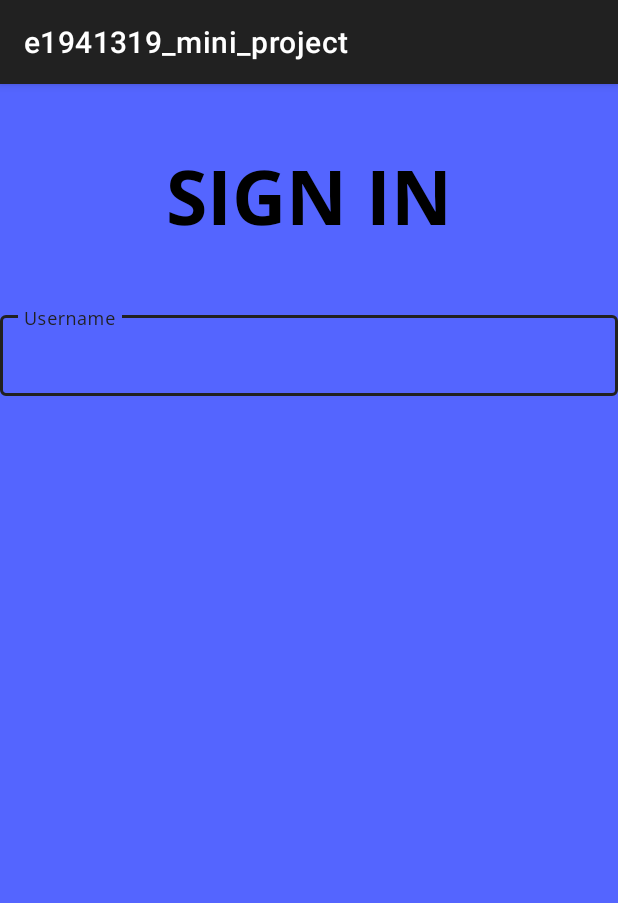
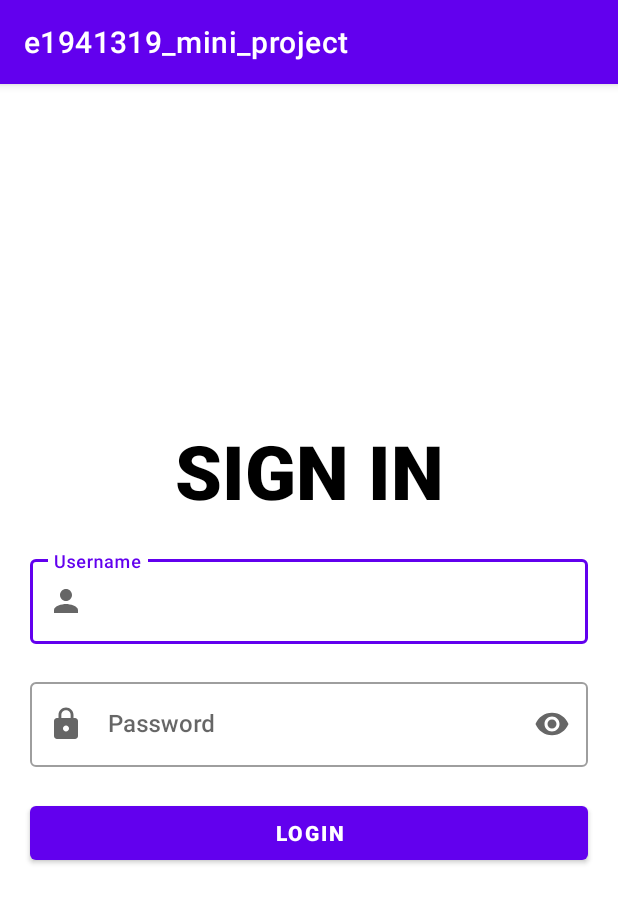
Before and after one commit to shevanfernando/e1941319-mini-project, an Android app: the screen it shows after launch (Login), on a phone screen of 412 x 824 dp. Shown: the top 903 px of the screen. Run offline under Robolectric (Android 15) with nearby library versions, the phone set to English and light mode, and no system bars.

Commit message:
implement login

```diff
--- a/app/src/main/java/com/example/e1941319_mini_project/Login.java
+++ b/app/src/main/java/com/example/e1941319_mini_project/Login.java
@@ -1,7 +1,9 @@
 package com.example.e1941319_mini_project;
 
 import androidx.appcompat.app.AppCompatActivity;
+
 import android.os.Bundle;
+import android.view.View;
 
 public class Login extends AppCompatActivity {
 
@@ -10,4 +12,8 @@ public class Login extends AppCompatActivity {
         super.onCreate(savedInstanceState);
         setContentView(R.layout.login);
     }
+
+    public void onLoginClick(View view) {
+
+    }
 }
--- /dev/null
+++ b/app/src/main/res/drawable/ic_password.xml
@@ -0,0 +1,10 @@
+<vector xmlns:android="http://schemas.android.com/apk/res/android"
+    android:width="24dp"
+    android:height="24dp"
+    android:viewportWidth="24"
+    android:viewportHeight="24"
+    android:tint="?attr/colorControlNormal">
+  <path
+      android:fillColor="@color/text_hint"
+      android:pathData="M18,8h-1L17,6c0,-2.76 -2.24,-5 -5,-5S7,3.24 7,6v2L6,8c-1.1,0 -2,0.9 -2,2v10c0,1.1 0.9,2 2,2h12c1.1,0 2,-0.9 2,-2L20,10c0,-1.1 -0.9,-2 -2,-2zM12,17c-1.1,0 -2,-0.9 -2,-2s0.9,-2 2,-2 2,0.9 2,2 -0.9,2 -2,2zM15.1,8L8.9,8L8.9,6c0,-1.71 1.39,-3.1 3.1,-3.1 1.71,0 3.1,1.39 3.1,3.1v2z"/>
+</vector>
--- a/app/src/main/res/font/open_sans.xml
+++ /dev/null
@@ -1,7 +0,0 @@
-<?xml version="1.0" encoding="utf-8"?>
-<font-family xmlns:app="http://schemas.android.com/apk/res-auto"
-        app:fontProviderAuthority="com.google.android.gms.fonts"
-        app:fontProviderPackage="com.google.android.gms"
-        app:fontProviderQuery="Open Sans"
-        app:fontProviderCerts="@array/com_google_android_gms_fonts_certs">
-</font-family>
--- a/app/src/main/res/font/open_sans_bold.xml
+++ /dev/null
@@ -1,7 +0,0 @@
-<?xml version="1.0" encoding="utf-8"?>
-<font-family xmlns:app="http://schemas.android.com/apk/res-auto"
-        app:fontProviderAuthority="com.google.android.gms.fonts"
-        app:fontProviderPackage="com.google.android.gms"
-        app:fontProviderQuery="name=Open Sans&amp;weight=700"
-        app:fontProviderCerts="@array/com_google_android_gms_fonts_certs">
-</font-family>
--- a/app/src/main/res/layout/login.xml
+++ b/app/src/main/res/layout/login.xml
@@ -1,41 +1,76 @@
 <?xml version="1.0" encoding="utf-8"?>
 <LinearLayout xmlns:android="http://schemas.android.com/apk/res/android"
+    xmlns:app="http://schemas.android.com/apk/res-auto"
     xmlns:tools="http://schemas.android.com/tools"
-    xmlns:app="http://schemas.android.com/apk/res-auto"
     android:layout_width="match_parent"
     android:layout_height="match_parent"
+    android:orientation="vertical"
     tools:context=".Login"
-    android:orientation="vertical"
-    android:background="@color/primary_dark">
+    android:gravity="center_vertical">
 
     <TextView
         android:layout_width="match_parent"
         android:layout_height="wrap_content"
-        android:fontFamily="@font/open_sans_bold"
+        android:layout_marginLeft="50dp"
+        android:layout_marginRight="50dp"
+        android:layout_marginBottom="20dp"
+        android:fontFamily="sans-serif-black"
+        android:gravity="center_horizontal"
         android:text="@string/login_page_txt"
         android:textColor="@color/black"
-        android:textSize="50sp"
-        android:gravity="center_horizontal"
-        android:layout_margin="40dp"
-        android:layout_marginBottom="50dp" />
+        android:textSize="50sp" />
 
     <com.google.android.material.textfield.TextInputLayout
-        android:id="@+id/username1"
+        android:id="@+id/txtusername"
+        style="@style/Widget.MaterialComponents.TextInputLayout.OutlinedBox"
         android:layout_width="match_parent"
         android:layout_height="wrap_content"
+        android:ems="10"
         android:hint="@string/hint_username"
-        android:ems="10"
-        app:startIconDrawable=""
+        android:paddingLeft="20dp"
+        android:paddingRight="20dp"
+        android:layout_marginBottom="20dp"
         app:startIconContentDescription="username icon"
-        style="@style/Widget.MaterialComponents.TextInputLayout.OutlinedBox">
+        app:startIconDrawable="@drawable/ic_user">
 
         <com.google.android.material.textfield.TextInputEditText
             android:layout_width="match_parent"
             android:layout_height="wrap_content"
-            android:fontFamily="@font/open_sans"
+            android:fontFamily="sans-serif-medium"
             android:textSize="16sp" />
 
     </com.google.android.material.textfield.TextInputLayout>
 
+    <com.google.android.material.textfield.TextInputLayout
+        android:id="@+id/txtpassword"
+        style="@style/Widget.MaterialComponents.TextInputLayout.OutlinedBox"
+        android:layout_width="match_parent"
+        android:layout_height="wrap_content"
+        android:ems="10"
+        android:hint="@string/hint_password"
+        android:paddingLeft="20dp"
+        android:paddingRight="20dp"
+        app:endIconMode="password_toggle"
+        app:startIconContentDescription="password icon"
+        app:startIconDrawable="@drawable/ic_password">
+
+        <com.google.android.material.textfield.TextInputEditText
+            android:layout_width="match_parent"
+            android:layout_height="wrap_content"
+            android:fontFamily="sans-serif-medium"
+            android:inputType="textPassword"
+            android:textSize="16sp" />
+
+    </com.google.android.material.textfield.TextInputLayout>
+
+    <Button
+        android:id="@+id/btnSignIn"
+        android:layout_width="match_parent"
+        android:layout_height="wrap_content"
+        android:layout_gravity="center_horizontal"
+        android:layout_margin="20dp"
+        android:fontFamily="sans-serif-black"
+        android:text="@string/login_button"
+        android:onClick="onLoginClick"/>
 
 </LinearLayout>
--- a/app/src/main/res/values/preloaded_fonts.xml
+++ b/app/src/main/res/values/preloaded_fonts.xml
@@ -1,7 +1,5 @@
 <?xml version="1.0" encoding="utf-8"?>
 <resources>
     <array name="preloaded_fonts" translatable="false">
-        <item>@font/open_sans</item>
-        <item>@font/open_sans_bold</item>
     </array>
 </resources>
--- a/app/src/main/res/values/strings.xml
+++ b/app/src/main/res/values/strings.xml
@@ -2,4 +2,6 @@
     <string name="app_name">e1941319_mini_project</string>
     <string name="login_page_txt">SIGN IN</string>
     <string name="hint_username">Username</string>
+    <string name="hint_password">Password</string>
+    <string name="login_button">Login</string>
 </resources>
--- a/app/src/main/res/values/themes.xml
+++ b/app/src/main/res/values/themes.xml
@@ -1,15 +1,15 @@
 <resources xmlns:tools="http://schemas.android.com/tools">
     <!-- Base application theme. -->
     <style name="Theme.E1941319_mini_project" parent="Theme.MaterialComponents.DayNight.DarkActionBar">
-        <!-- Primary brand color. -->
-<!--        <item name="colorPrimary">@color/purple_500</item>-->
-<!--        <item name="colorPrimaryVariant">@color/purple_700</item>-->
-<!--        <item name="colorOnPrimary">@color/white</item>-->
-        <!-- Secondary brand color. -->
-<!--        <item name="colorSecondary">@color/teal_200</item>-->
-<!--        <item name="colorSecondaryVariant">@color/teal_700</item>-->
-<!--        <item name="colorOnSecondary">@color/black</item>-->
-        <!-- Status bar color. -->
+        Primary brand color.
+        <item name="colorPrimary">@color/purple_500</item>
+        <item name="colorPrimaryVariant">@color/purple_700</item>
+        <item name="colorOnPrimary">@color/white</item>
+        Secondary brand color.
+        <item name="colorSecondary">@color/teal_200</item>
+        <item name="colorSecondaryVariant">@color/teal_700</item>
+        <item name="colorOnSecondary">@color/black</item>
+        Status bar color.
         <item name="android:statusBarColor" tools:targetApi="l">?attr/colorPrimaryVariant</item>
         <!-- Customize your theme here. -->
     </style>
--- a/build.gradle
+++ b/build.gradle
@@ -5,8 +5,7 @@ buildscript {
         mavenCentral()
     }
     dependencies {
-        classpath 'com.android.tools.build:gradle:7.0.1'
-
+        classpath 'com.android.tools.build:gradle:7.0.2'
         // NOTE: Do not place your application dependencies here; they belong
         // in the individual module build.gradle files
     }
```
Also changed, not shown: app/src/main/res/drawable/ic_user.xml (line endings or trailing spaces).
